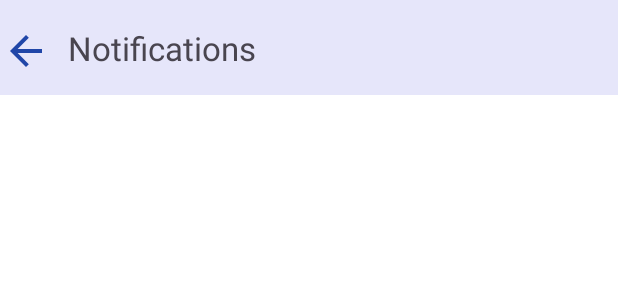
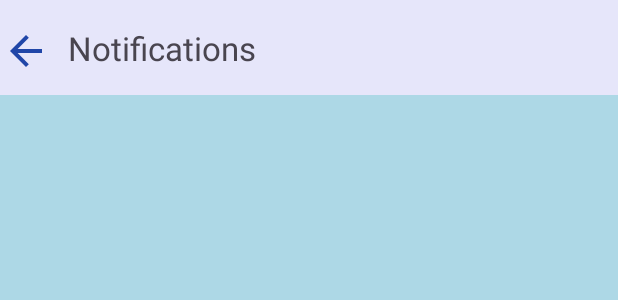
Before and after one commit to Cyprians-Mwanza/BookWorld, an Android app: the layout activity_notifications.xml on its own in the app's theme, with its tools: preview values and no code run, on a phone screen of 412 x 824 dp. Shown: the top 300 px of the screen. Run offline under Robolectric (Android 15) with nearby library versions, the phone set to English and light mode, and no system bars.

Commit message:
Notifications Update

```diff
--- a/app/src/main/res/layout/activity_notifications.xml
+++ b/app/src/main/res/layout/activity_notifications.xml
@@ -47,7 +47,7 @@
         android:layout_below="@id/topscreen"
         android:orientation="vertical"
         android:padding="16dp"
-        android:background="@android:color/white">
+        android:background="@color/light_blue">
 
 
         <!-- Messages will be dynamically added here -->
```
